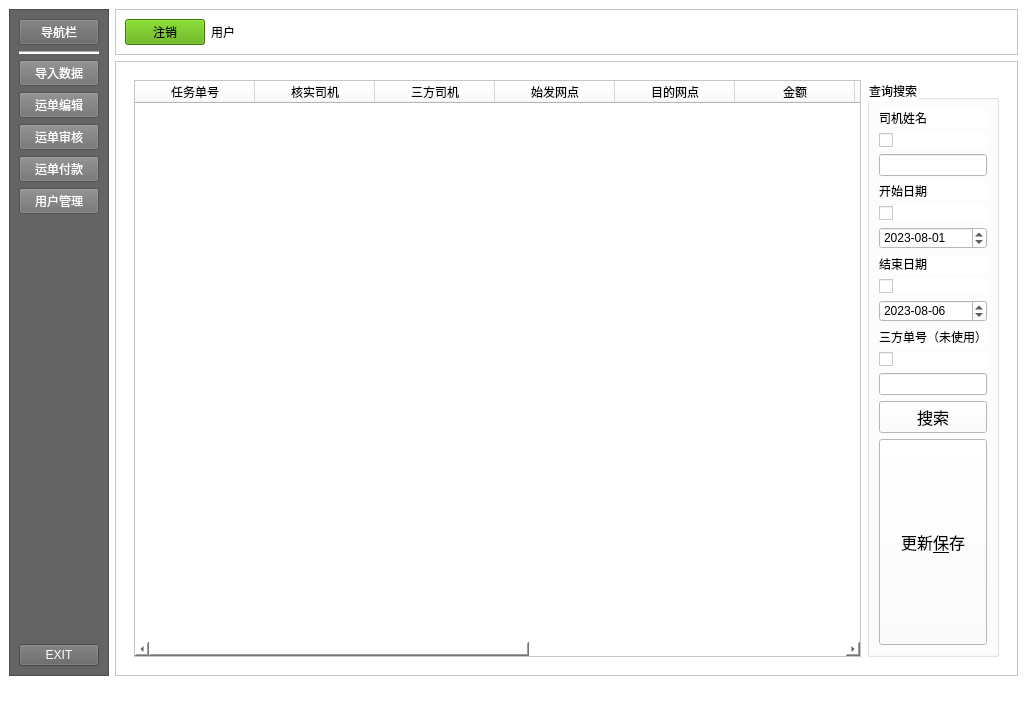
Qt form 物流/ui/mainwindow.ui (cnfengwei/wuliu) before a commit.
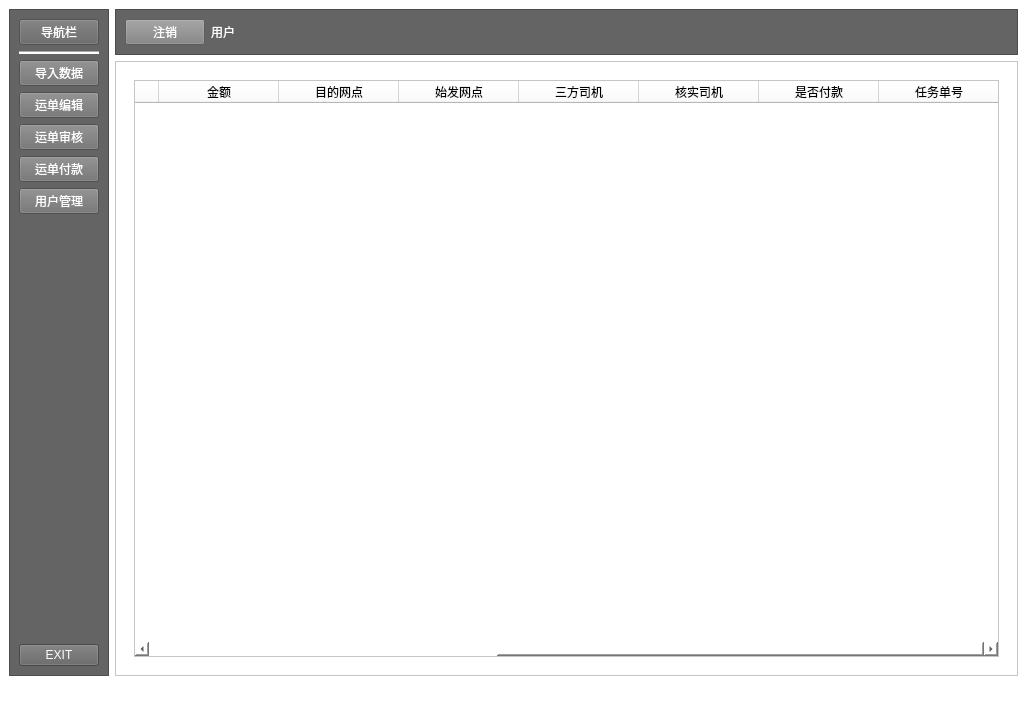
The same form after that commit. Icons and pictures are not drawn.

What changed in the file:
```diff
--- a/物流/ui/mainwindow.ui
+++ b/物流/ui/mainwindow.ui
@@ -39,7 +39,7 @@
           <string notr="true">background-color: rgb(255, 255, 255);</string>
          </property>
          <property name="currentIndex">
-          <number>1</number>
+          <number>5</number>
          </property>
          <widget class="QWidget" name="page_4">
           <layout class="QGridLayout" name="gridLayout_9"/>
@@ -307,7 +307,7 @@
                   <second>0</second>
                   <year>2023</year>
                   <month>8</month>
-                  <day>6</day>
+                  <day>5</day>
                  </datetime>
                 </property>
                 <property name="minimumDate">
@@ -331,7 +331,7 @@
               <item>
                <widget class="QLabel" name="label_10">
                 <property name="text">
-                 <string>三方单号（未使用）</string>
+                 <string>审核</string>
                 </property>
                </widget>
               </item>
@@ -340,11 +340,14 @@
                 <property name="text">
                  <string/>
                 </property>
+                <property name="checkable">
+                 <bool>true</bool>
+                </property>
+                <property name="checked">
+                 <bool>false</bool>
+                </property>
                </widget>
               </item>
-              <item>
-               <widget class="QLineEdit" name="lineEdit_2"/>
-              </item>
               <item>
                <layout class="QVBoxLayout" name="verticalLayout_5">
                 <item>
@@ -866,6 +869,170 @@
            </item>
           </layout>
          </widget>
+         <widget class="QWidget" name="page">
+          <layout class="QGridLayout" name="gridLayout_10">
+           <item row="0" column="0">
+            <widget class="QTableWidget" name="table_bill_payedit">
+             <property name="contextMenuPolicy">
+              <enum>Qt::PreventContextMenu</enum>
+             </property>
+             <property name="acceptDrops">
+              <bool>true</bool>
+             </property>
+             <property name="layoutDirection">
+              <enum>Qt::RightToLeft</enum>
+             </property>
+             <property name="autoFillBackground">
+              <bool>true</bool>
+             </property>
+             <property name="styleSheet">
+              <string notr="true"/>
+             </property>
+             <property name="frameShadow">
+              <enum>QFrame::Raised</enum>
+             </property>
+             <property name="lineWidth">
+              <number>0</number>
+             </property>
+             <property name="sizeAdjustPolicy">
+              <enum>QAbstractScrollArea::AdjustIgnored</enum>
+             </property>
+             <property name="autoScrollMargin">
+              <number>16</number>
+             </property>
+             <property name="dragEnabled">
+              <bool>false</bool>
+             </property>
+             <property name="dragDropMode">
+              <enum>QAbstractItemView::NoDragDrop</enum>
+             </property>
+             <property name="defaultDropAction">
+              <enum>Qt::IgnoreAction</enum>
+             </property>
+             <property name="alternatingRowColors">
+              <bool>true</bool>
+             </property>
+             <property name="selectionMode">
+              <enum>QAbstractItemView::ExtendedSelection</enum>
+             </property>
+             <property name="selectionBehavior">
+              <enum>QAbstractItemView::SelectItems</enum>
+             </property>
+             <property name="textElideMode">
+              <enum>Qt::ElideRight</enum>
+             </property>
+             <property name="verticalScrollMode">
+              <enum>QAbstractItemView::ScrollPerItem</enum>
+             </property>
+             <property name="horizontalScrollMode">
+              <enum>QAbstractItemView::ScrollPerItem</enum>
+             </property>
+             <property name="showGrid">
+              <bool>true</bool>
+             </property>
+             <property name="gridStyle">
+              <enum>Qt::CustomDashLine</enum>
+             </property>
+             <property name="sortingEnabled">
+              <bool>true</bool>
+             </property>
+             <property name="wordWrap">
+              <bool>true</bool>
+             </property>
+             <property name="cornerButtonEnabled">
+              <bool>true</bool>
+             </property>
+             <attribute name="horizontalHeaderCascadingSectionResizes">
+              <bool>false</bool>
+             </attribute>
+             <attribute name="horizontalHeaderMinimumSectionSize">
+              <number>50</number>
+             </attribute>
+             <attribute name="horizontalHeaderDefaultSectionSize">
+              <number>120</number>
+             </attribute>
+             <attribute name="horizontalHeaderHighlightSections">
+              <bool>true</bool>
+             </attribute>
+             <attribute name="horizontalHeaderShowSortIndicator" stdset="0">
+              <bool>true</bool>
+             </attribute>
+             <attribute name="horizontalHeaderStretchLastSection">
+              <bool>false</bool>
+             </attribute>
+             <attribute name="verticalHeaderVisible">
+              <bool>true</bool>
+             </attribute>
+             <attribute name="verticalHeaderDefaultSectionSize">
+              <number>30</number>
+             </attribute>
+             <attribute name="verticalHeaderShowSortIndicator" stdset="0">
+              <bool>false</bool>
+             </attribute>
+             <column>
+              <property name="text">
+               <string>任务单号</string>
+              </property>
+             </column>
+             <column>
+              <property name="text">
+               <string>是否付款</string>
+              </property>
+             </column>
+             <column>
+              <property name="text">
+               <string>核实司机</string>
+              </property>
+             </column>
+             <column>
+              <property name="text">
+               <string>三方司机</string>
+              </property>
+             </column>
+             <column>
+              <property name="text">
+               <string>始发网点</string>
+              </property>
+             </column>
+             <column>
+              <property name="text">
+               <string>目的网点</string>
+              </property>
+             </column>
+             <column>
+              <property name="text">
+               <string>金额</string>
+              </property>
+             </column>
+             <column>
+              <property name="text">
+               <string>审核</string>
+              </property>
+             </column>
+             <column>
+              <property name="text">
+               <string>备注</string>
+              </property>
+             </column>
+             <column>
+              <property name="text">
+               <string>开始时间</string>
+              </property>
+             </column>
+             <column>
+              <property name="text">
+               <string>结束时间</string>
+              </property>
+             </column>
+             <column>
+              <property name="text">
+               <string>三方单号</string>
+              </property>
+             </column>
+            </widget>
+           </item>
+          </layout>
+         </widget>
         </widget>
        </item>
       </layout>
@@ -1122,6 +1289,9 @@
         <height>0</height>
        </size>
       </property>
+      <property name="styleSheet">
+       <string notr="true">background-color: rgb(100,100, 100);</string>
+      </property>
       <property name="frameShape">
        <enum>QFrame::StyledPanel</enum>
       </property>
@@ -1134,8 +1304,9 @@
          <item>
           <widget class="QPushButton" name="pushButton_4">
            <property name="styleSheet">
-            <string notr="true">background-color: rgb(85, 170, 0);
-font: 12pt &quot;Microsoft YaHei UI&quot;;</string>
+            <string notr="true">background-color: rgb(130,130,130);
+font: 12pt &quot;Microsoft YaHei UI&quot;;
+color: rgb(255, 255, 255);</string>
            </property>
            <property name="text">
             <string>注销</string>
@@ -1161,7 +1332,8 @@
             </sizepolicy>
            </property>
            <property name="styleSheet">
-            <string notr="true">font: 12pt &quot;Microsoft YaHei UI&quot;;</string>
+            <string notr="true">font: 12pt &quot;Microsoft YaHei UI&quot;;
+color: rgb(255, 255, 255);</string>
            </property>
            <property name="text">
             <string>用户</string>
```
Left out of the diff: 55 changed lines with no effect on the pictures.
